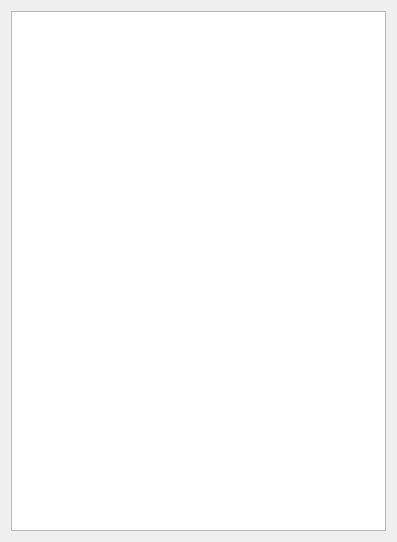
ChuckNr11/qelectrotech-source-mirror, file sources/TerminalNavigator/ui/terminalnavigatorwidget.ui: the form before one commit.
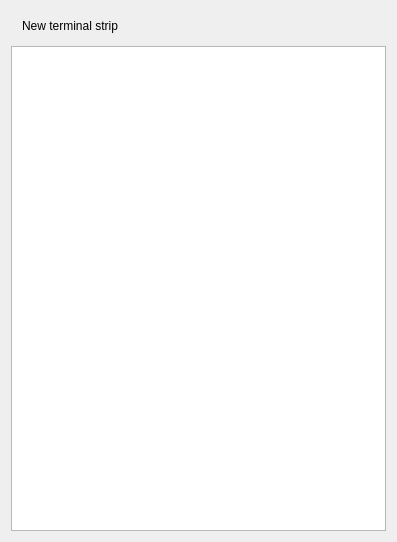
The form after the commit. Icons and pictures are not drawn.

Commit message: Terminal navigator: create the strip and its terminals from its own dialog

The edit to the form file:
```diff
--- a/sources/TerminalNavigator/ui/terminalnavigatorwidget.ui
+++ b/sources/TerminalNavigator/ui/terminalnavigatorwidget.ui
@@ -14,6 +14,20 @@
    <string>Terminal navigator</string>
   </property>
   <layout class="QVBoxLayout" name="verticalLayout">
+   <item>
+    <widget class="QToolBar" name="m_tool_bar">
+     <property name="movable">
+      <bool>false</bool>
+     </property>
+     <property name="toolButtonStyle">
+      <enum>Qt::ToolButtonTextBesideIcon</enum>
+     </property>
+     <property name="windowTitle">
+      <string>toolBar</string>
+     </property>
+     <addaction name="m_add_strip"/>
+    </widget>
+   </item>
    <item>
     <widget class="QTreeWidget" name="m_tree_view">
      <property name="animated">
@@ -30,6 +44,17 @@
     </widget>
    </item>
   </layout>
+  <action name="m_add_strip">
+   <property name="icon">
+    <iconset theme="list-add"/>
+   </property>
+   <property name="text">
+    <string>New terminal strip</string>
+   </property>
+   <property name="toolTip">
+    <string>Add a terminal strip to the project</string>
+   </property>
+  </action>
  </widget>
  <resources/>
  <connections/>
```
Left out of the diff: 3 changed lines with no effect on the pictures. The commit also changes 19 other files.
